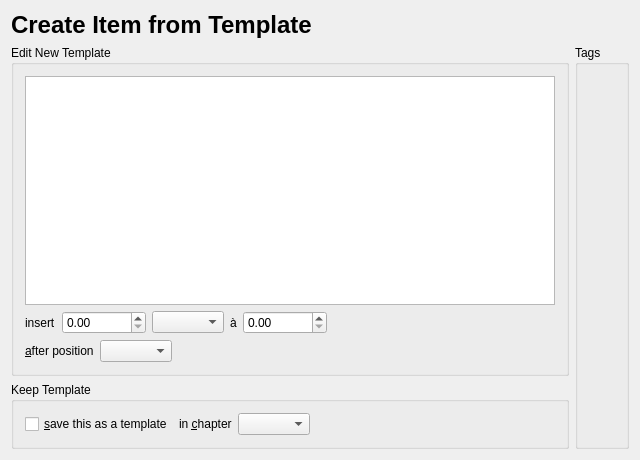
Above: src/inserttmplbase.ui from dragotin/kraft before the change. Below: the same form after it.
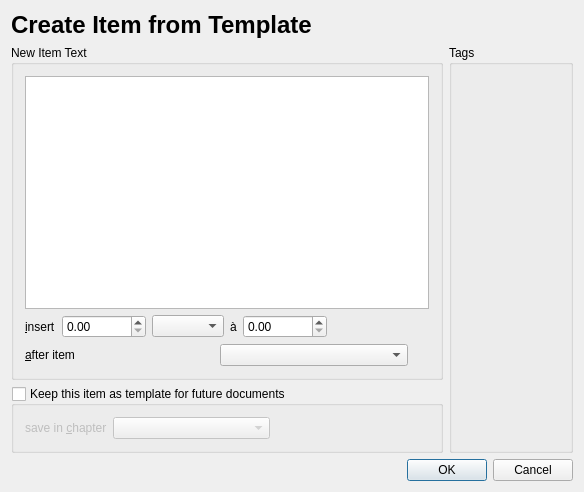
That is the form after the change.

Commit message: A couple of fixes for the insert item dialog.

```diff
--- a/src/inserttmplbase.ui
+++ b/src/inserttmplbase.ui
@@ -6,8 +6,8 @@
    <rect>
     <x>0</x>
     <y>0</y>
-    <width>640</width>
-    <height>460</height>
+    <width>584</width>
+    <height>492</height>
    </rect>
   </property>
   <layout class="QGridLayout" name="gridLayout_3">
@@ -37,12 +37,12 @@
      </property>
     </widget>
    </item>
-   <item row="1" column="0">
+   <item row="1" column="0" colspan="2">
     <layout class="QVBoxLayout" name="verticalLayout">
      <item>
       <widget class="QGroupBox" name="groupBox">
        <property name="title">
-        <string>Edit New Template</string>
+        <string>New Item Text</string>
        </property>
        <layout class="QGridLayout" name="gridLayout_2">
         <item row="0" column="0">
@@ -53,11 +53,14 @@
           <item>
            <widget class="QLabel" name="textLabel4">
             <property name="text">
-             <string>insert</string>
+             <string>&amp;insert</string>
             </property>
             <property name="wordWrap">
              <bool>false</bool>
             </property>
+            <property name="buddy">
+             <cstring>dmAmount</cstring>
+            </property>
            </widget>
           </item>
           <item>
@@ -110,7 +113,7 @@
           <item>
            <widget class="QLabel" name="textLabel3">
             <property name="text">
-             <string>&amp;after position</string>
+             <string>&amp;after item</string>
             </property>
             <property name="wordWrap">
              <bool>false</bool>
@@ -129,11 +132,11 @@
              <enum>Qt::Horizontal</enum>
             </property>
             <property name="sizeType">
-             <enum>QSizePolicy::Expanding</enum>
+             <enum>QSizePolicy::Preferred</enum>
             </property>
             <property name="sizeHint" stdset="0">
              <size>
-              <width>61</width>
+              <width>21</width>
               <height>20</height>
              </size>
             </property>
@@ -147,22 +150,27 @@
      <item>
       <widget class="QGroupBox" name="mKeepGroup">
        <property name="title">
-        <string>Keep Template</string>
+        <string>Keep this item as template for future documents</string>
+       </property>
+       <property name="checkable">
+        <bool>true</bool>
+       </property>
+       <property name="checked">
+        <bool>false</bool>
        </property>
        <layout class="QGridLayout" name="gridLayout">
         <item row="0" column="0">
          <layout class="QHBoxLayout">
-          <item>
-           <widget class="QCheckBox" name="mCbSave">
-            <property name="text">
-             <string>&amp;save this as a template</string>
-            </property>
-           </widget>
-          </item>
           <item>
            <widget class="QLabel" name="mChapterText">
+            <property name="sizePolicy">
+             <sizepolicy hsizetype="Maximum" vsizetype="Preferred">
+              <horstretch>0</horstretch>
+              <verstretch>0</verstretch>
+             </sizepolicy>
+            </property>
             <property name="text">
-             <string>in &amp;chapter</string>
+             <string>save in &amp;chapter</string>
             </property>
             <property name="wordWrap">
              <bool>false</bool>
@@ -181,7 +189,7 @@
              <enum>Qt::Horizontal</enum>
             </property>
             <property name="sizeType">
-             <enum>QSizePolicy::Expanding</enum>
+             <enum>QSizePolicy::Preferred</enum>
             </property>
             <property name="sizeHint" stdset="0">
              <size>
@@ -198,13 +206,20 @@
      </item>
     </layout>
    </item>
-   <item row="1" column="1">
+   <item row="1" column="2">
     <widget class="QGroupBox" name="mTagGroup">
      <property name="title">
       <string>Tags</string>
      </property>
     </widget>
    </item>
+   <item row="2" column="1" colspan="2">
+    <widget class="QDialogButtonBox" name="mButtonBox">
+     <property name="standardButtons">
+      <set>QDialogButtonBox::Cancel|QDialogButtonBox::Ok</set>
+     </property>
+    </widget>
+   </item>
   </layout>
  </widget>
  <layoutdefault spacing="6" margin="11"/>
```
The commit also changes 2 other files.
